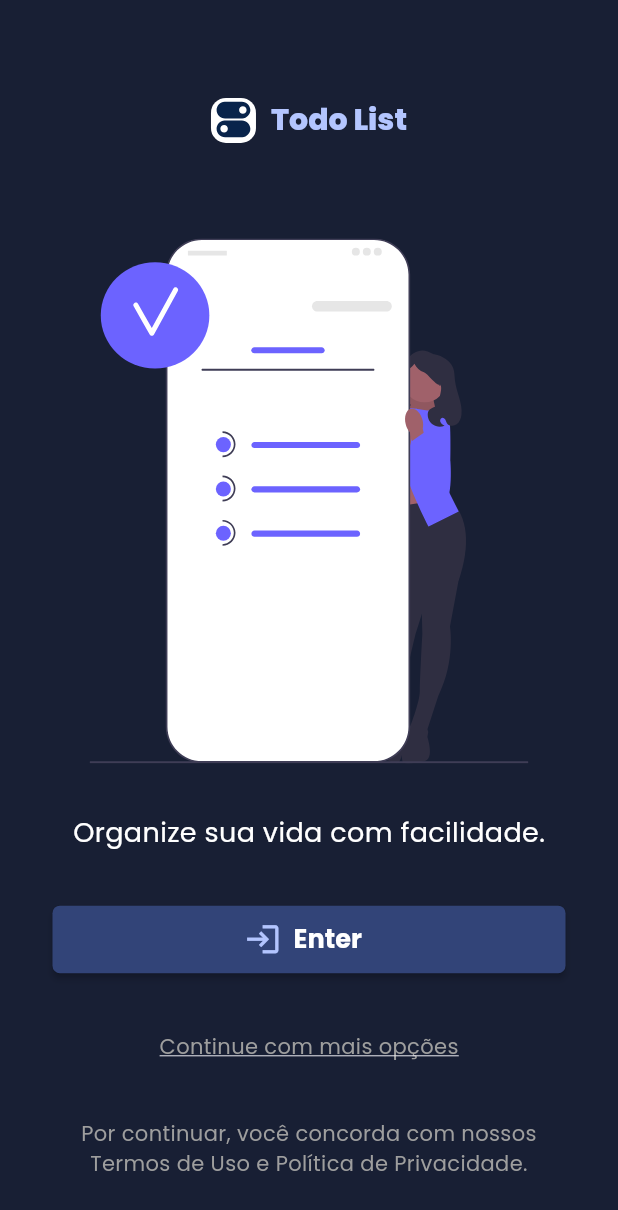
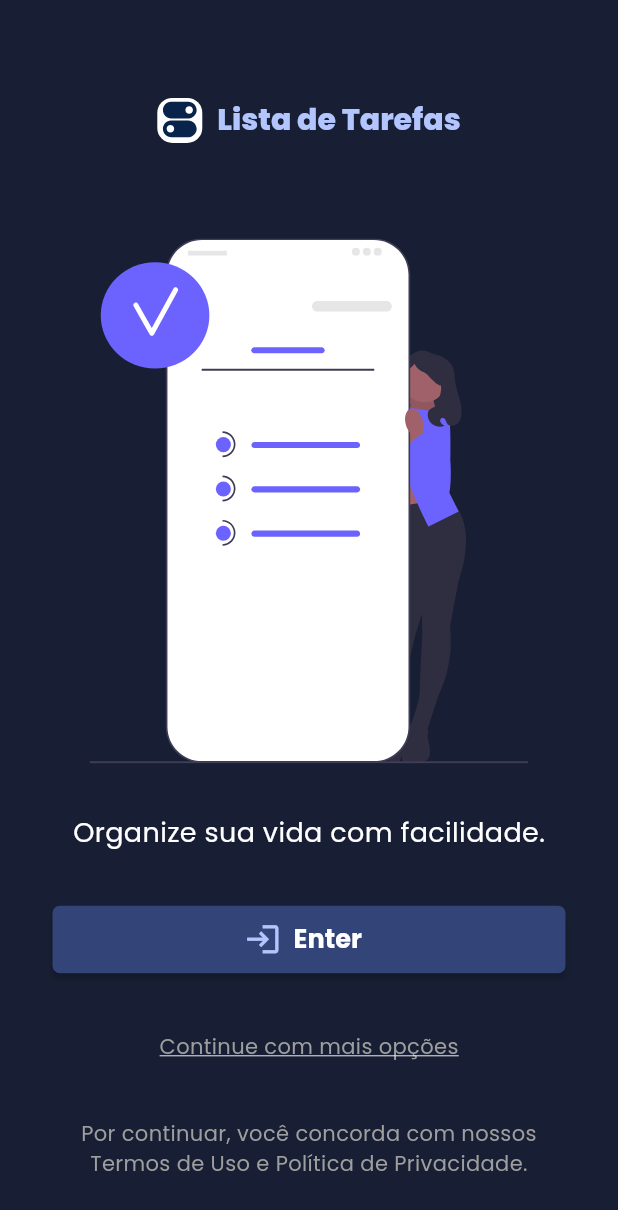
Before and after one commit to erikmiqueias/todo_list_sqlite, a Flutter app: the screen it shows after launch, on a phone screen of 412 x 824 dp. Shown: the top 1210 px of the screen. Run offline on Flutter 3.47's test engine with Material 3 defaults, Android fonts, the phone set to English and light mode, and no system bars; our stand-ins replace flutter_riverpod, flutter_svg, sqflite; accounts and stored records are empty.

Commit message:
style: changed language to pt_br

```diff
--- a/lib/widgets/todo_title.dart
+++ b/lib/widgets/todo_title.dart
@@ -23,7 +23,7 @@ class TodoTitle extends StatelessWidget {
           child: SvgPicture.asset('assets/switch_icon.svg'),
         ),
         Text(
-          'Todo List',
+          'Lista de Tarefas',
           style: Theme.of(context).textTheme.headlineSmall!.copyWith(
             color: Theme.of(context).colorScheme.primary,
             fontFamily: 'Poppins',
```
